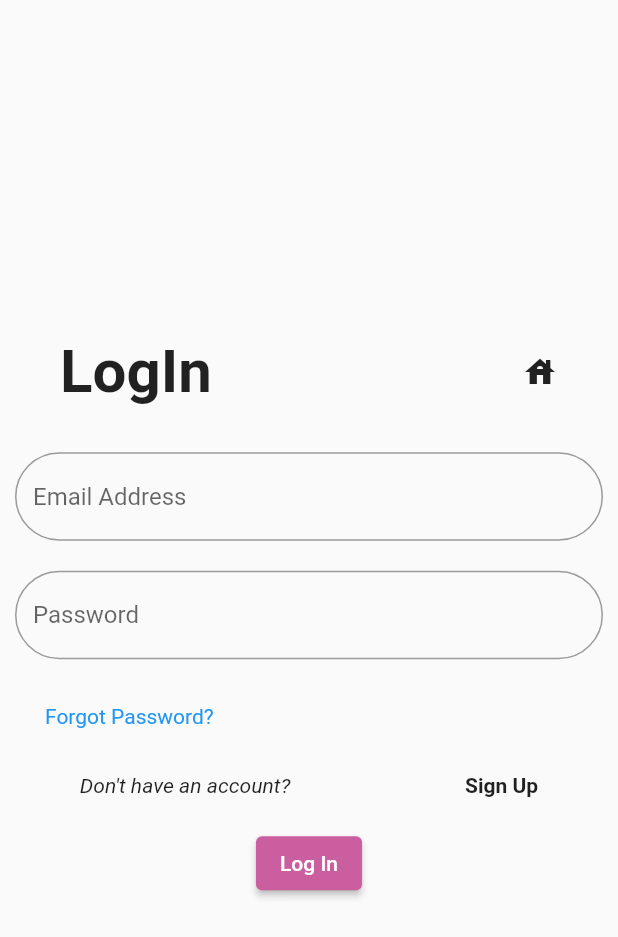
After one commit to ananyakumar9/flutter_ecommerce_app, a Flutter app: the CustomerLogIn screen opened by its route, on a phone screen of 412 x 824 dp. The commit adds this screen. Shown: the top 937 px of the screen. Run offline on Flutter 3.47's test engine with Material 2 defaults, Android fonts, the phone set to English and light mode, and no system bars; our stand-ins replace flutter_mobx, mobx.

Commit message:
[add]- signup and login pages UI

```diff
--- /dev/null
+++ b/lib/auth/customer_log_in.dart
@@ -0,0 +1,82 @@
+import 'package:flutter/material.dart';
+
+import '../widgets/auth_widgets.dart';
+
+class CustomerLogIn extends StatefulWidget {
+  const CustomerLogIn({super.key});
+
+  @override
+  State<CustomerLogIn> createState() => _CustomerLogInState();
+}
+
+class _CustomerLogInState extends State<CustomerLogIn> {
+  @override
+  Widget build(BuildContext context) {
+    return Scaffold(
+        body: Center(
+      child: SingleChildScrollView(
+        child: Column(
+          mainAxisAlignment: MainAxisAlignment.center,
+          crossAxisAlignment: CrossAxisAlignment.center,
+          children: [
+            const AuthHeader(heading: 'LogIn'),
+            const SizedBox(
+              height: 20,
+            ),
+            const Padding(
+              padding: EdgeInsets.all(10.0),
+              child: TextField(
+                decoration: InputDecoration(
+                  border: OutlineInputBorder(
+                      borderRadius: BorderRadius.all(Radius.circular(40.0))),
+                  hintText: 'Email Address',
+                ),
+              ),
+            ),
+            const Padding(
+              padding: EdgeInsets.all(10.0),
+              child: TextField(
+                decoration: InputDecoration(
+                  border: OutlineInputBorder(
+                      borderRadius: BorderRadius.all(Radius.circular(40.0))),
+                  hintText: 'Password',
+                ),
+              ),
+            ),
+            const SizedBox(
+              height: 20,
+            ),
+            const Padding(
+              padding: EdgeInsets.symmetric(horizontal: 30.0),
+              child: Align(
+                  alignment: Alignment.bottomLeft,
+                  child: Text(
+                    'Forgot Password?',
+                    style: TextStyle(color: Colors.blue),
+                  )),
+            ),
+            const SizedBox(
+              height: 30,
+            ),
+            HaveAccount(
+              haveAccount: 'Don\'t have an account?',
+              actionLabel: 'Sign Up',
+              onPressed: () {
+                Navigator.pushReplacementNamed(context, '/customer_signup');
+              },
+            ),
+            const SizedBox(
+              height: 20,
+            ),
+            ElevatedButton(
+              onPressed: () {
+                // Navigator.pushReplacementNamed(context, '/supplier_screen');
+              },
+              child: const Text('Log In'),
+            )
+          ],
+        ),
+      ),
+    ));
+  }
+}
--- a/lib/main.dart
+++ b/lib/main.dart
@@ -1,9 +1,10 @@
+import 'package:ecommerce_app/auth/customer_sign_up.dart';
 import 'package:ecommerce_app/global_store.dart';
-import 'package:ecommerce_app/welcome_screen.dart';
 import 'package:flutter/material.dart';
 import 'package:provider/provider.dart';
 
-import 'homepage.dart';
+import 'auth/customer_log_in.dart';
+import 'screens/index.dart';
 import 'utility/constants.dart';
 
 void main() {
@@ -24,6 +25,8 @@ class MyApp extends StatelessWidget {
           '/welcome_screen': (context) => const WelcomScreen(),
           '/customer_screen': (context) => const CustomerHomeScreen(),
           '/supplier_screen': (context) => const SupplierHomeScreen(),
+          '/customer_signup': (context) => const CustomerRegistration(),
+          '/customer_login': (context) => const CustomerLogIn()
         },
         debugShowCheckedModeBanner: false,
         theme: ThemeData(
--- a/lib/homepage.dart
+++ b/lib/screens/homescreen.dart
@@ -3,7 +3,7 @@ import 'package:ecommerce_app/screens/index.dart';
 import 'package:flutter_mobx/flutter_mobx.dart';
 import 'package:provider/provider.dart';
 
-import 'global_store.dart';
+import '../global_store.dart';
 
 class CustomerHomeScreen extends StatefulWidget {
   const CustomerHomeScreen({super.key});
--- a/lib/screens/index.dart
+++ b/lib/screens/index.dart
@@ -5,3 +5,5 @@ export 'category.dart';
 export 'stores.dart';
 export 'dashboard.dart';
 export 'upload.dart';
+export 'welcome_screen.dart';
+export 'homescreen.dart';
--- a/lib/welcome_screen.dart
+++ b/lib/screens/welcome_screen.dart
@@ -17,7 +17,7 @@ class _WelcomScreenState extends State<WelcomScreen>
   @override
   void initState() {
     _controller =
-        AnimationController(vsync: this, duration: Duration(seconds: 2));
+        AnimationController(vsync: this, duration: const Duration(seconds: 2));
     _controller.repeat();
     super.initState();
   }
@@ -125,7 +125,7 @@ class _WelcomScreenState extends State<WelcomScreen>
                               Navigator.pushReplacementNamed(
                                   context, '/supplier_screen');
                             },
-                            child: const Text('Login'),
+                            child: const Text('LogIn'),
                           ),
                           const SizedBox(
                             width: 20,
@@ -161,9 +161,9 @@ class _WelcomScreenState extends State<WelcomScreen>
                           ElevatedButton(
                             onPressed: () {
                               Navigator.pushReplacementNamed(
-                                  context, '/customer_screen');
+                                  context, '/customer_login');
                             },
-                            child: const Text('Login'),
+                            child: const Text('LogIn'),
                           ),
                           const SizedBox(
                             width: 20,
@@ -171,7 +171,7 @@ class _WelcomScreenState extends State<WelcomScreen>
                           ElevatedButton(
                             onPressed: () {
                               Navigator.pushReplacementNamed(
-                                  context, '/customer_screen');
+                                  context, '/customer_signup');
                             },
                             child: const Text('Sign Up'),
                           ),
--- /dev/null
+++ b/lib/widgets/auth_widgets.dart
@@ -0,0 +1,77 @@
+import 'package:flutter/material.dart';
+
+var textFormDecoration = const InputDecoration(
+  border:
+      OutlineInputBorder(borderRadius: BorderRadius.all(Radius.circular(40.0))),
+);
+
+extension EmailValidator on String {
+  bool isValidEmail() {
+    return RegExp(r'[a-zA-Z0-9]+[@]([a-zA-Z0-9]{2,})+[.][a-z]{2,3}')
+        .hasMatch(this);
+  }
+}
+
+class AuthHeader extends StatelessWidget {
+  final String heading;
+  const AuthHeader({super.key, required this.heading});
+
+  @override
+  Widget build(BuildContext context) {
+    return Padding(
+      padding: const EdgeInsets.symmetric(horizontal: 40.0),
+      child: Row(
+        mainAxisAlignment: MainAxisAlignment.spaceBetween,
+        children: [
+          Text(
+            heading,
+            style: const TextStyle(
+              fontSize: 40,
+              fontWeight: FontWeight.bold,
+            ),
+          ),
+          GestureDetector(
+            onTap: () {
+              Navigator.pushReplacementNamed(context, '/welcome_screen');
+            },
+            child: const Icon(Icons.house),
+          ),
+        ],
+      ),
+    );
+  }
+}
+
+class HaveAccount extends StatelessWidget {
+  final String haveAccount;
+  final String actionLabel;
+  final Function() onPressed;
+  const HaveAccount(
+      {super.key,
+      required this.haveAccount,
+      required this.actionLabel,
+      required this.onPressed});
+
+  @override
+  Widget build(BuildContext context) {
+    return Row(
+      mainAxisAlignment: MainAxisAlignment.spaceEvenly,
+      children: [
+        Text(
+          haveAccount,
+          style: const TextStyle(fontStyle: FontStyle.italic),
+        ),
+        const SizedBox(
+          width: 10,
+        ),
+        GestureDetector(
+          onTap: onPressed,
+          child: Text(
+            actionLabel,
+            style: const TextStyle(fontWeight: FontWeight.bold),
+          ),
+        ),
+      ],
+    );
+  }
+}
```
Also changed, not shown: lib/auth/customer_sign_up.dart (added, +180 -0 lines), lib/screens/account.dart (+9 -1 lines).
